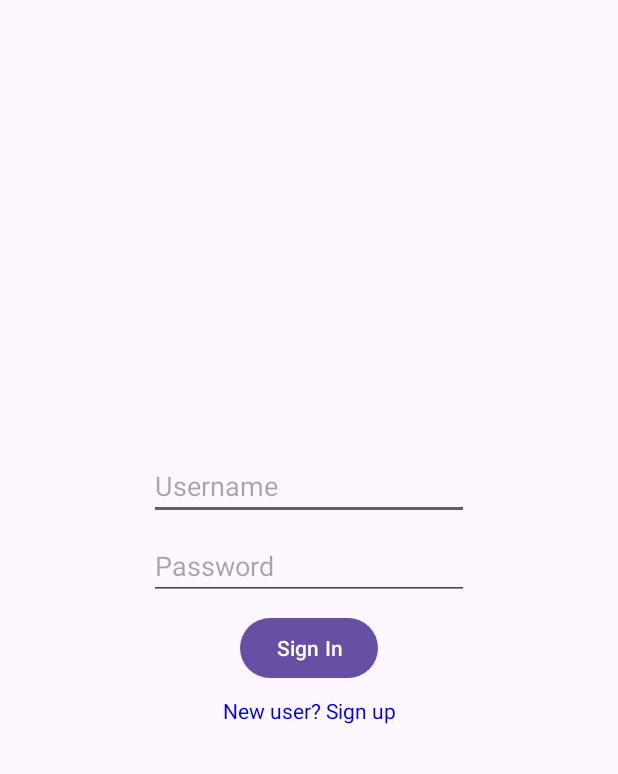
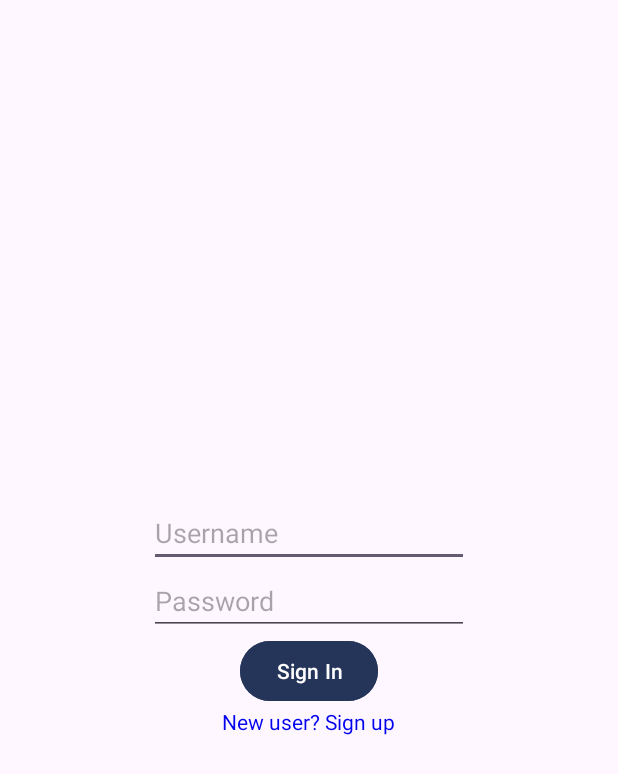
Before and after one commit to MustafaTimbawala/B07GR12, an Android app: the screen it shows after launch (SignInActivity), on a phone screen of 412 x 824 dp. Shown: the top 774 px of the screen. Run offline under Robolectric (Android 15) with nearby library versions, the phone set to English and light mode, and no system bars; our stand-ins replace Firebase (no records; nobody signed in at launch, a user with empty details on screens opened directly); libraries missing offline, so code that uses them is left out: at.favre.lib.

Commit message:
added ui for navigation and changed sign in and sign up ui

```diff
--- /dev/null
+++ b/app/src/main/res/drawable/baseline_complaint_24.xml
@@ -0,0 +1,5 @@
+<vector android:autoMirrored="true" android:height="24dp"
+    android:tint="#000000" android:viewportHeight="24"
+    android:viewportWidth="24" android:width="24dp" xmlns:android="http://schemas.android.com/apk/res/android">
+    <path android:fillColor="@android:color/white" android:pathData="M19,3h-4.18C14.4,1.84 13.3,1 12,1c-1.3,0 -2.4,0.84 -2.82,2L5,3c-1.1,0 -2,0.9 -2,2v14c0,1.1 0.9,2 2,2h14c1.1,0 2,-0.9 2,-2L21,5c0,-1.1 -0.9,-2 -2,-2zM12,3c0.55,0 1,0.45 1,1s-0.45,1 -1,1 -1,-0.45 -1,-1 0.45,-1 1,-1zM14,17L7,17v-2h7v2zM17,13L7,13v-2h10v2zM17,9L7,9L7,7h10v2z"/>
+</vector>
--- /dev/null
+++ b/app/src/main/res/drawable/baseline_event_24.xml
@@ -0,0 +1,5 @@
+<vector android:height="24dp" android:tint="#000000"
+    android:viewportHeight="24" android:viewportWidth="24"
+    android:width="24dp" xmlns:android="http://schemas.android.com/apk/res/android">
+    <path android:fillColor="@android:color/white" android:pathData="M17,12h-5v5h5v-5zM16,1v2L8,3L8,1L6,1v2L5,3c-1.11,0 -1.99,0.9 -1.99,2L3,19c0,1.1 0.89,2 2,2h14c1.1,0 2,-0.9 2,-2L21,5c0,-1.1 -0.9,-2 -2,-2h-1L18,1h-2zM19,19L5,19L5,8h14v11z"/>
+</vector>
--- /dev/null
+++ b/app/src/main/res/drawable/baseline_home_24.xml
@@ -0,0 +1,5 @@
+<vector android:height="24dp" android:tint="#000000"
+    android:viewportHeight="24" android:viewportWidth="24"
+    android:width="24dp" xmlns:android="http://schemas.android.com/apk/res/android">
+    <path android:fillColor="@android:color/white" android:pathData="M10,20v-6h4v6h5v-8h3L12,3 2,12h3v8z"/>
+</vector>
--- /dev/null
+++ b/app/src/main/res/drawable/baseline_sign_out_24.xml
@@ -0,0 +1,5 @@
+<vector android:autoMirrored="true" android:height="24dp"
+    android:tint="#000000" android:viewportHeight="24"
+    android:viewportWidth="24" android:width="24dp" xmlns:android="http://schemas.android.com/apk/res/android">
+    <path android:fillColor="@android:color/white" android:pathData="M10.09,15.59L11.5,17l5,-5 -5,-5 -1.41,1.41L12.67,11H3v2h9.67l-2.58,2.59zM19,3H5c-1.11,0 -2,0.9 -2,2v4h2V5h14v14H5v-4H3v4c0,1.1 0.89,2 2,2h14c1.1,0 2,-0.9 2,-2V5c0,-1.1 -0.9,-2 -2,-2z"/>
+</vector>
--- a/app/src/main/res/layout/activity_sign_in.xml
+++ b/app/src/main/res/layout/activity_sign_in.xml
@@ -1,9 +1,11 @@
 <?xml version="1.0" encoding="utf-8"?>
-<androidx.constraintlayout.widget.ConstraintLayout xmlns:android="http://schemas.android.com/apk/res/android"
+<LinearLayout xmlns:android="http://schemas.android.com/apk/res/android"
     xmlns:app="http://schemas.android.com/apk/res-auto"
     xmlns:tools="http://schemas.android.com/tools"
     android:layout_width="match_parent"
     android:layout_height="match_parent"
+    android:gravity="center"
+    android:orientation="vertical"
     tools:context=".SignInActivity">
 
     <EditText
@@ -12,46 +14,30 @@
         android:layout_height="wrap_content"
         android:ems="10"
         android:hint="Username"
-        android:inputType="text"
-        app:layout_constraintBottom_toBottomOf="parent"
-        app:layout_constraintEnd_toEndOf="parent"
-        app:layout_constraintStart_toStartOf="parent"
-        app:layout_constraintTop_toTopOf="parent"
-        app:layout_constraintVertical_bias="0.387" />
+        android:inputType="text" />
 
     <EditText
         android:id="@+id/passwordTextBox"
         android:layout_width="wrap_content"
         android:layout_height="wrap_content"
-        android:layout_marginTop="8dp"
         android:ems="10"
         android:hint="Password"
-        android:inputType="textPassword"
-        app:layout_constraintEnd_toEndOf="parent"
-        app:layout_constraintStart_toStartOf="parent"
-        app:layout_constraintTop_toBottomOf="@+id/usernameTextBox" />
+        android:inputType="textPassword" />
 
     <Button
         android:id="@+id/signUpButton"
         android:layout_width="wrap_content"
         android:layout_height="wrap_content"
-        android:layout_marginTop="8dp"
+        android:backgroundTint="@color/uoft_blue"
         android:onClick="onClickSignIn"
-        android:text="Sign In"
-        app:layout_constraintEnd_toEndOf="parent"
-        app:layout_constraintStart_toStartOf="parent"
-        app:layout_constraintTop_toBottomOf="@+id/passwordTextBox" />
+        android:text="Sign In" />
 
     <TextView
         android:id="@+id/tmp"
         android:layout_width="wrap_content"
         android:layout_height="wrap_content"
-        android:layout_marginTop="8dp"
         android:clickable="true"
         android:onClick="onClickSignUp"
         android:text="New user? Sign up"
-        android:textColor="@color/hyperlink_blue"
-        app:layout_constraintEnd_toEndOf="parent"
-        app:layout_constraintStart_toStartOf="parent"
-        app:layout_constraintTop_toBottomOf="@+id/signUpButton" />
-</androidx.constraintlayout.widget.ConstraintLayout>
+        android:textColor="@color/hyperlink_blue" />
+</LinearLayout>
--- a/app/src/main/res/layout/activity_sign_up.xml
+++ b/app/src/main/res/layout/activity_sign_up.xml
@@ -40,6 +40,7 @@
             android:id="@+id/signUpButton"
             android:layout_width="wrap_content"
             android:layout_height="wrap_content"
+            android:backgroundTint="@color/uoft_blue"
             android:onClick="onClickSignUp"
             android:text="Sign Up" />
 
--- a/app/src/main/res/values/colors.xml
+++ b/app/src/main/res/values/colors.xml
@@ -3,4 +3,5 @@
     <color name="black">#FF000000</color>
     <color name="white">#FFFFFFFF</color>
     <color name="hyperlink_blue">#0000EE</color>
+    <color name="uoft_blue">#25355A</color>
 </resources>
```
Also changed, not shown: app/src/main/java/com/example/b07project/HomeActivity.java (+31 -10 lines), app/src/main/res/layout/activity_home.xml (+126 -11 lines), app/src/main/res/menu/profile_menu.xml (added, +9 -0 lines).
